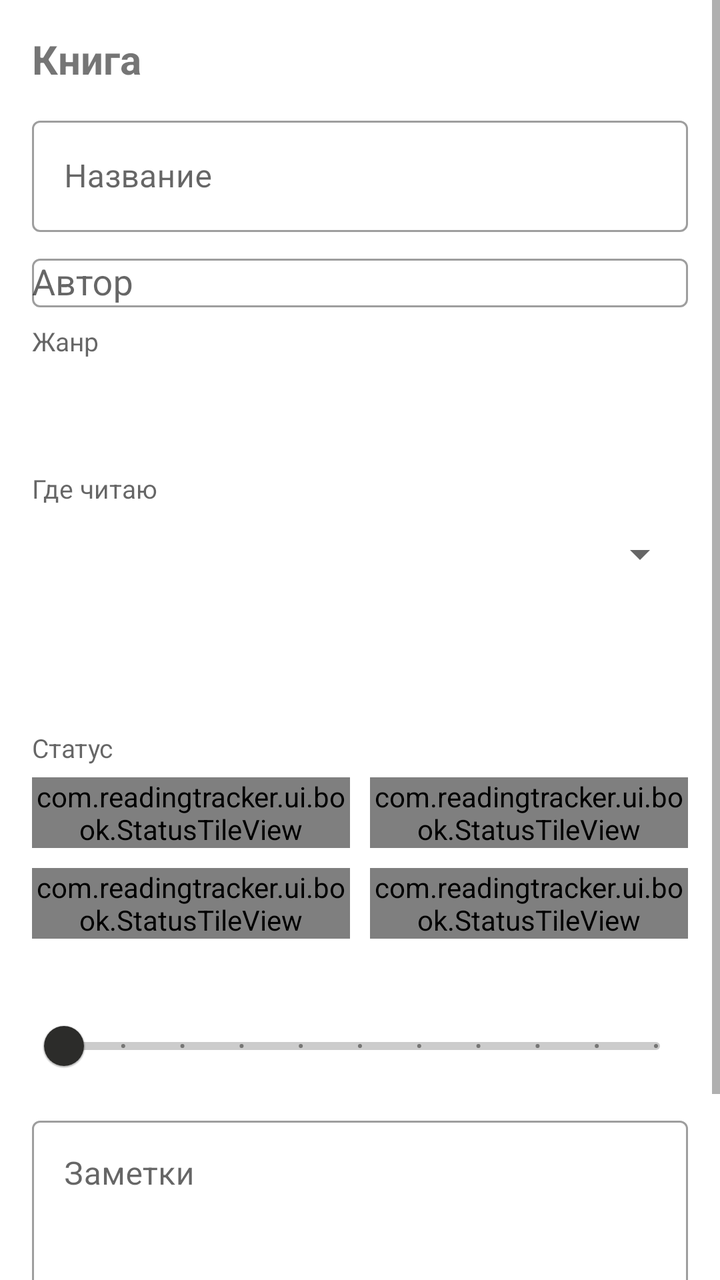
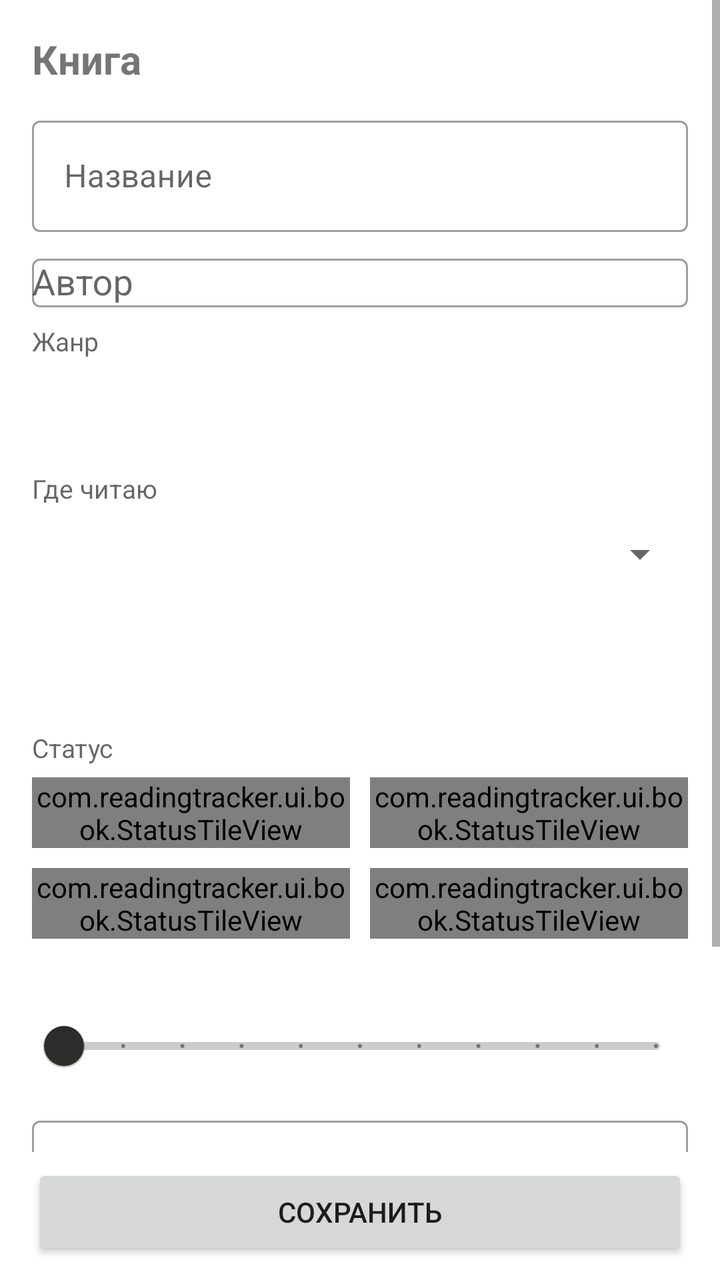

Two renders of the same Android screen: before a commit and after it. Below are the layout's source before the change and the commit's diff.
<!-- AndroidManifest.xml: application theme Theme.ReadingTracker -->
<!-- res/layout/activity_book.xml -->
<?xml version="1.0" encoding="utf-8"?>
<ScrollView
    xmlns:android="http://schemas.android.com/apk/res/android"
    xmlns:app="http://schemas.android.com/apk/res-auto"
    android:layout_width="match_parent"
    android:layout_height="match_parent"
    android:fillViewport="true">

    <LinearLayout
        android:layout_width="match_parent"
        android:layout_height="wrap_content"
        android:orientation="vertical"
        android:padding="16dp">

        <TextView
            android:id="@+id/tvHeader"
            android:layout_width="wrap_content"
            android:layout_height="wrap_content"
            android:text="Книга"
            android:textSize="20sp"
            android:textStyle="bold"
            android:layout_marginBottom="12dp" />

        <com.google.android.material.textfield.TextInputLayout
            android:layout_width="match_parent"
            android:layout_height="wrap_content"
            android:hint="Название"
            android:layout_marginBottom="8dp"
            style="@style/Widget.MaterialComponents.TextInputLayout.OutlinedBox">
            <com.google.android.material.textfield.TextInputEditText
                android:id="@+id/etTitle"
                android:layout_width="match_parent"
                android:layout_height="wrap_content"
                android:inputType="textCapSentences" />
        </com.google.android.material.textfield.TextInputLayout>

        <com.google.android.material.textfield.TextInputLayout
            android:layout_width="match_parent"
            android:layout_height="wrap_content"
            android:hint="Автор"
            android:layout_marginBottom="8dp"
            style="@style/Widget.MaterialComponents.TextInputLayout.OutlinedBox">
            <com.google.android.material.textfield.MaterialAutoCompleteTextView
                android:id="@+id/etAuthor"
                android:layout_width="match_parent"
                android:layout_height="wrap_content"
                android:completionThreshold="1"
                android:inputType="textCapWords" />
        </com.google.android.material.textfield.TextInputLayout>

        <TextView
            android:layout_width="wrap_content"
            android:layout_height="wrap_content"
            android:text="Жанр"
            android:textColor="?android:attr/textColorSecondary"
            android:textSize="13sp" />

        <TextView
            android:id="@+id/tvGenres"
            android:layout_width="match_parent"
            android:layout_height="wrap_content"
            android:minHeight="48dp"
            android:gravity="center_vertical"
            android:paddingStart="4dp"
            android:paddingEnd="4dp"
            android:background="?attr/selectableItemBackground"
            android:clickable="true"
            android:focusable="true"
            android:textSize="16sp"
            android:layout_marginBottom="8dp" />

        <TextView
            android:layout_width="wrap_content"
            android:layout_height="wrap_content"
            android:text="Где читаю"
            android:textColor="?android:attr/textColorSecondary"
            android:textSize="13sp" />

        <Spinner
            android:id="@+id/spSource"
            android:layout_width="match_parent"
            android:layout_height="48dp"
            android:layout_marginBottom="8dp" />

        <LinearLayout
            android:layout_width="match_parent"
            android:layout_height="wrap_content"
            android:orientation="horizontal"
            android:layout_marginBottom="8dp">

            <Button
                android:id="@+id/btnStartDate"
                android:layout_width="0dp"
                android:layout_height="wrap_content"
                android:layout_weight="1"
                android:layout_marginEnd="8dp"
                style="@style/Widget.MaterialComponents.Button.OutlinedButton" />

            <Button
                android:id="@+id/btnEndDate"
                android:layout_width="0dp"
                android:layout_height="wrap_content"
                android:layout_weight="1"
                style="@style/Widget.MaterialComponents.Button.OutlinedButton" />
        </LinearLayout>

        
        <LinearLayout
            android:id="@+id/manualTimeBlock"
            android:layout_width="match_parent"
            android:layout_height="wrap_content"
            android:orientation="vertical"
            android:visibility="gone"
            android:layout_marginBottom="8dp">

            <TextView
                android:layout_width="wrap_content"
                android:layout_height="wrap_content"
                android:text="Время чтения"
                android:textColor="?android:attr/textColorSecondary"
                android:textSize="13sp" />

            <LinearLayout
                android:layout_width="match_parent"
                android:layout_height="wrap_content"
                android:orientation="horizontal">

                <com.google.android.material.textfield.TextInputLayout
                    android:layout_width="0dp"
                    android:layout_height="wrap_content"
                    android:layout_weight="1"
                    android:layout_marginEnd="8dp"
                    android:hint="часы"
                    style="@style/Widget.MaterialComponents.TextInputLayout.OutlinedBox">
                    <com.google.android.material.textfield.TextInputEditText
                        android:id="@+id/etManualHours"
                        android:layout_width="match_parent"
                        android:layout_height="wrap_content"
                        android:maxLength="4"
                        android:inputType="number" />
                </com.google.android.material.textfield.TextInputLayout>

                <com.google.android.material.textfield.TextInputLayout
                    android:layout_width="0dp"
                    android:layout_height="wrap_content"
                    android:layout_weight="1"
                    android:hint="минуты"
                    style="@style/Widget.MaterialComponents.TextInputLayout.OutlinedBox">
                    <com.google.android.material.textfield.TextInputEditText
                        android:id="@+id/etManualMinutes"
                        android:layout_width="match_parent"
                        android:layout_height="wrap_content"
                        android:maxLength="4"
                        android:inputType="number" />
                </com.google.android.material.textfield.TextInputLayout>
            </LinearLayout>

            <TextView
                android:id="@+id/tvManualHint"
                android:layout_width="wrap_content"
                android:layout_height="wrap_content"
                android:layout_marginTop="4dp"
                android:text="Пойдёт в статистику: в общее время и суммы за месяц и год, поровну на дни книги."
                android:textColor="?android:attr/textColorSecondary"
                android:textSize="12sp" />
        </LinearLayout>

        <TextView
            android:layout_width="wrap_content"
            android:layout_height="wrap_content"
            android:text="Статус"
            android:textColor="?android:attr/textColorSecondary"
            android:textSize="13sp" />

        
        <LinearLayout
            android:layout_width="match_parent"
            android:layout_height="wrap_content"
            android:layout_marginTop="6dp"
            android:orientation="horizontal">
            <com.readingtracker.ui.book.StatusTileView
                android:id="@+id/stReading"
                android:layout_width="0dp"
                android:layout_height="wrap_content"
                android:layout_weight="1"
                android:layout_marginEnd="10dp" />
            <com.readingtracker.ui.book.StatusTileView
                android:id="@+id/stFinished"
                android:layout_width="0dp"
                android:layout_height="wrap_content"
                android:layout_weight="1" />
        </LinearLayout>

        <LinearLayout
            android:layout_width="match_parent"
            android:layout_height="wrap_content"
            android:layout_marginTop="10dp"
            android:layout_marginBottom="12dp"
            android:orientation="horizontal">
            <com.readingtracker.ui.book.StatusTileView
                android:id="@+id/stPaused"
                android:layout_width="0dp"
                android:layout_height="wrap_content"
                android:layout_weight="1"
                android:layout_marginEnd="10dp" />
            <com.readingtracker.ui.book.StatusTileView
                android:id="@+id/stAbandoned"
                android:layout_width="0dp"
                android:layout_height="wrap_content"
                android:layout_weight="1" />
        </LinearLayout>

        <TextView
            android:id="@+id/tvRating"
            android:layout_width="wrap_content"
            android:layout_height="wrap_content"
            android:textColor="?android:attr/textColorSecondary"
            android:textSize="13sp" />

        <com.google.android.material.slider.Slider
            android:id="@+id/slRating"
            android:layout_width="match_parent"
            android:layout_height="wrap_content"
            android:valueFrom="0"
            android:valueTo="10"
            android:stepSize="1"
            android:layout_marginBottom="8dp" />

        <com.google.android.material.textfield.TextInputLayout
            android:layout_width="match_parent"
            android:layout_height="wrap_content"
            android:hint="Заметки"
            android:layout_marginBottom="12dp"
            style="@style/Widget.MaterialComponents.TextInputLayout.OutlinedBox">
            <com.google.android.material.textfield.TextInputEditText
                android:id="@+id/etNotes"
                android:layout_width="match_parent"
                android:layout_height="wrap_content"
                android:gravity="top"
                android:minLines="4"
                android:inputType="textMultiLine|textCapSentences" />
        </com.google.android.material.textfield.TextInputLayout>

        <TextView
            android:id="@+id/tvBookStats"
            android:layout_width="match_parent"
            android:layout_height="wrap_content"
            android:textSize="14sp"
            android:lineSpacingExtra="2dp"
            android:layout_marginBottom="12dp"
            android:visibility="gone" />

        <Button
            android:id="@+id/btnSave"
            android:layout_width="match_parent"
            android:layout_height="wrap_content"
            android:text="Сохранить" />

        <Button
            android:id="@+id/btnOpenReader"
            android:layout_width="match_parent"
            android:layout_height="wrap_content"
            android:text="Открыть в читалке"
            android:visibility="gone"
            style="@style/Widget.MaterialComponents.Button.OutlinedButton" />

        <Button
            android:id="@+id/btnDelete"
            android:layout_width="match_parent"
            android:layout_height="wrap_content"
            android:text="Удалить книгу"
            android:visibility="gone"
            style="@style/Widget.MaterialComponents.Button.TextButton" />

    </LinearLayout>
</ScrollView>
<!-- resources referenced by this layout -->
<resources>
  <color name="rt_ink">#2C2C2A</color>
  <color name="rt_bg">#FFFFFF</color>
  <!-- drawable rt_tile_16 (drawable) -->
  <?xml version="1.0" encoding="utf-8"?>
  <shape xmlns:android="http://schemas.android.com/apk/res/android" android:shape="rectangle">
      <solid android:color="@color/rt_tile" />
      <stroke android:width="1dp" android:color="@color/rt_tile_stroke" />
      <corners android:radius="16dp" />
  </shape>
  <!-- drawable rt_tile_18 (drawable) -->
  <?xml version="1.0" encoding="utf-8"?>
  <shape xmlns:android="http://schemas.android.com/apk/res/android" android:shape="rectangle">
      <solid android:color="@color/rt_tile" />
      <stroke android:width="1dp" android:color="@color/rt_tile_stroke" />
      <corners android:radius="18dp" />
  </shape>
  <!-- drawable rt_ring_tile (drawable) -->
  <?xml version="1.0" encoding="utf-8"?>
  <shape xmlns:android="http://schemas.android.com/apk/res/android" android:shape="rectangle">
      <solid android:color="@color/rt_ring_bg" />
      <stroke android:width="1dp" android:color="@color/rt_ring_stroke" />
      <corners android:radius="18dp" />
  </shape>
  <!-- drawable rt_reader_btn (drawable) -->
  <?xml version="1.0" encoding="utf-8"?>
  <shape xmlns:android="http://schemas.android.com/apk/res/android" android:shape="rectangle">
      <solid android:color="@android:color/transparent" />
      <stroke android:width="1.5dp" android:color="@color/rt_reader_stroke" />
      <corners android:radius="12dp" />
  </shape>
  <color name="rt_ink2">#5F5E5A</color>
  <color name="rt_ink3">#B4B2A9</color>
  <color name="rt_tile">#F6F5F1</color>
  <color name="rt_tile_stroke">#B4B2A9</color>
  <color name="rt_strong">#2C2C2A</color>
  <color name="rt_on_strong">#F4F2EC</color>
  <color name="rt_on_strong2">#D3D1C7</color>
  <color name="rt_ring_bg">#2C2C2A</color>
  <color name="rt_ring_stroke">#2C2C2A</color>
  <color name="rt_ring_fg">#F1EFE9</color>
  <color name="rt_ring_sub">#D3D1C7</color>
  <color name="rt_ring_track">#5F5E5A</color>
  <color name="rt_ring_prog">#ECEAE3</color>
  <color name="rt_ring_track2">#444441</color>
  <color name="rt_ring_prog2">#B4B2A9</color>
  <color name="rt_bar0">#D3D1C7</color>
  <color name="rt_bar1">#B4B2A9</color>
  <color name="rt_bar2">#888780</color>
  <color name="rt_bar3">#5F5E5A</color>
  <color name="rt_bar4">#2C2C2A</color>
  <color name="rt_bar_zero_text">#B4B2A9</color>
  <color name="rt_cover">#F6F5F1</color>
  <color name="rt_cover_stroke">#2C2C2A</color>
  <color name="rt_cover_hinge">#D3D1C7</color>
  <color name="rt_board">#EDEBE4</color>
  <color name="rt_pages">#F5F3EE</color>
  <color name="rt_page_line">#B4B2A9</color>
  <color name="rt_spine">#DCDAD2</color>
  <color name="rt_band">#F9F7F2</color>
  <color name="rt_band_stroke">#2C2C2A</color>
  <color name="rt_band_rule">#D3D1C7</color>
  <color name="rt_band_text">#2C2C2A</color>
  <color name="rt_band_fold">#D3D1C7</color>
  <color name="rt_band_shadow">#292C2C2A</color>
  <color name="rt_brick">#888780</color>
  <color name="rt_brick_today">#2C2C2A</color>
  <color name="rt_brick_empty">#B4B2A9</color>
  <color name="rt_book_d">#2C2C2A</color>
  <color name="rt_book_m">#5F5E5A</color>
  <color name="rt_book_l">#888780</color>
  <color name="rt_book_cap">#141413</color>
  <color name="rt_ghost">#9C9A92</color>
  <color name="rt_ghost_stripe">#D3D1C7</color>
  <color name="rt_shelf">#2C2C2A</color>
  <color name="rt_block_ghost">#888780</color>
  <color name="rt_block_ghost_big">#B4B2A9</color>
  <color name="rt_reader_stroke">#888780</color>
  <color name="rt_nav_line">#D3D1C7</color>
  <color name="rt_cover2">#B4B2A9</color>
  <color name="rt_cover3">#5F5E5A</color>
  <color name="rt_cover4">#888780</color>
  <color name="rt_accent">#2C2C2A</color>
  <color name="rt_screen_bg">#FFFFFF</color>
  <color name="rt_chart_grid">#E2E1DC</color>
  <color name="rt_heat0">#EBEAE6</color>
  <!-- unchanged entries left out for length: 1 -->
</resources>

<!-- the commit's change to res/layout/activity_book.xml (unified diff, before → after) -->
@@ -1,9 +1,15 @@
 <?xml version="1.0" encoding="utf-8"?>
-<ScrollView
+<LinearLayout
     xmlns:android="http://schemas.android.com/apk/res/android"
     xmlns:app="http://schemas.android.com/apk/res-auto"
     android:layout_width="match_parent"
     android:layout_height="match_parent"
+    android:orientation="vertical">
+
+<ScrollView
+    android:layout_width="match_parent"
+    android:layout_height="0dp"
+    android:layout_weight="1"
     android:fillViewport="true">
 
     <LinearLayout
@@ -251,12 +257,6 @@
             android:visibility="gone" />
 
         <Button
-            android:id="@+id/btnSave"
-            android:layout_width="match_parent"
-            android:layout_height="wrap_content"
-            android:text="Сохранить" />
-
-        <Button
             android:id="@+id/btnOpenReader"
             android:layout_width="match_parent"
             android:layout_height="wrap_content"
@@ -274,3 +274,14 @@
 
     </LinearLayout>
 </ScrollView>
+
+    <Button
+        android:id="@+id/btnSave"
+        android:layout_width="match_parent"
+        android:layout_height="wrap_content"
+        android:layout_marginStart="16dp"
+        android:layout_marginEnd="16dp"
+        android:layout_marginTop="6dp"
+        android:layout_marginBottom="10dp"
+        android:text="Сохранить" />
+</LinearLayout>
